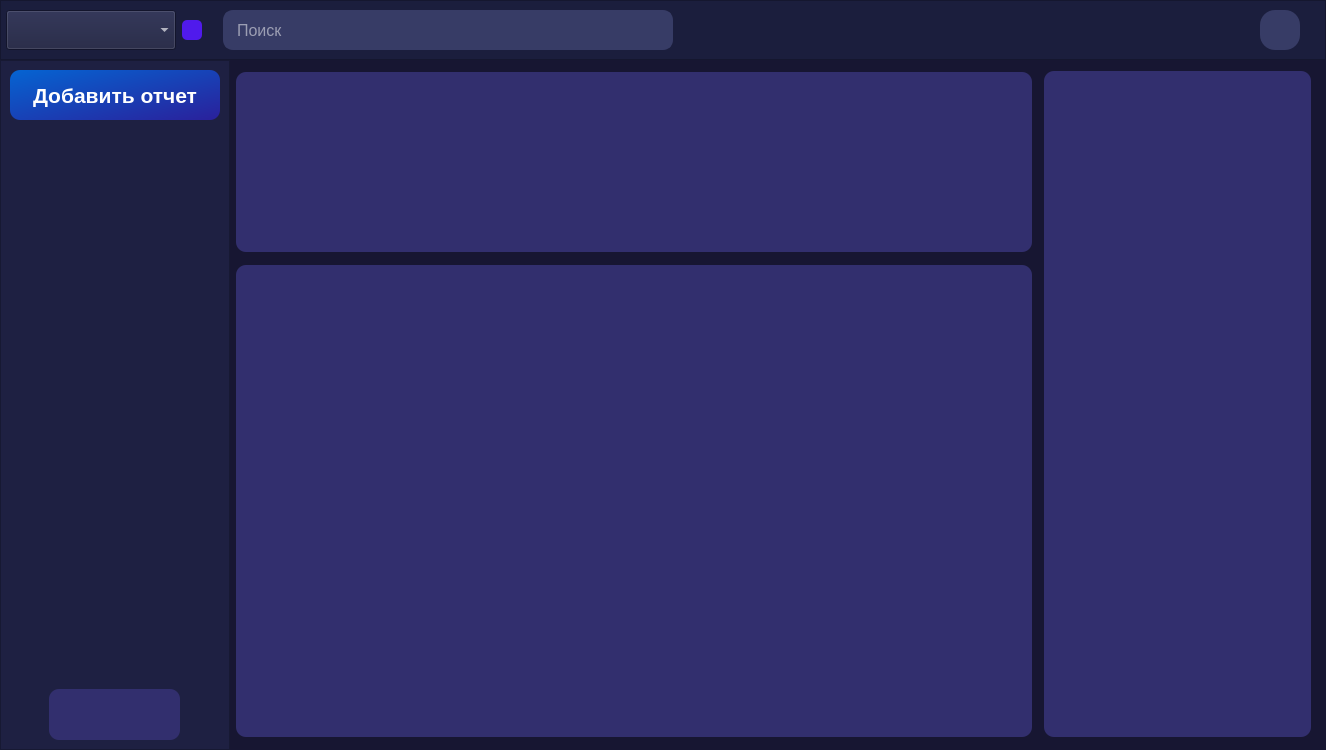
The window that interfaces/main_page.ui (ArtShibaev/Bugtracker) describes before a commit, drawn with Qt 5.
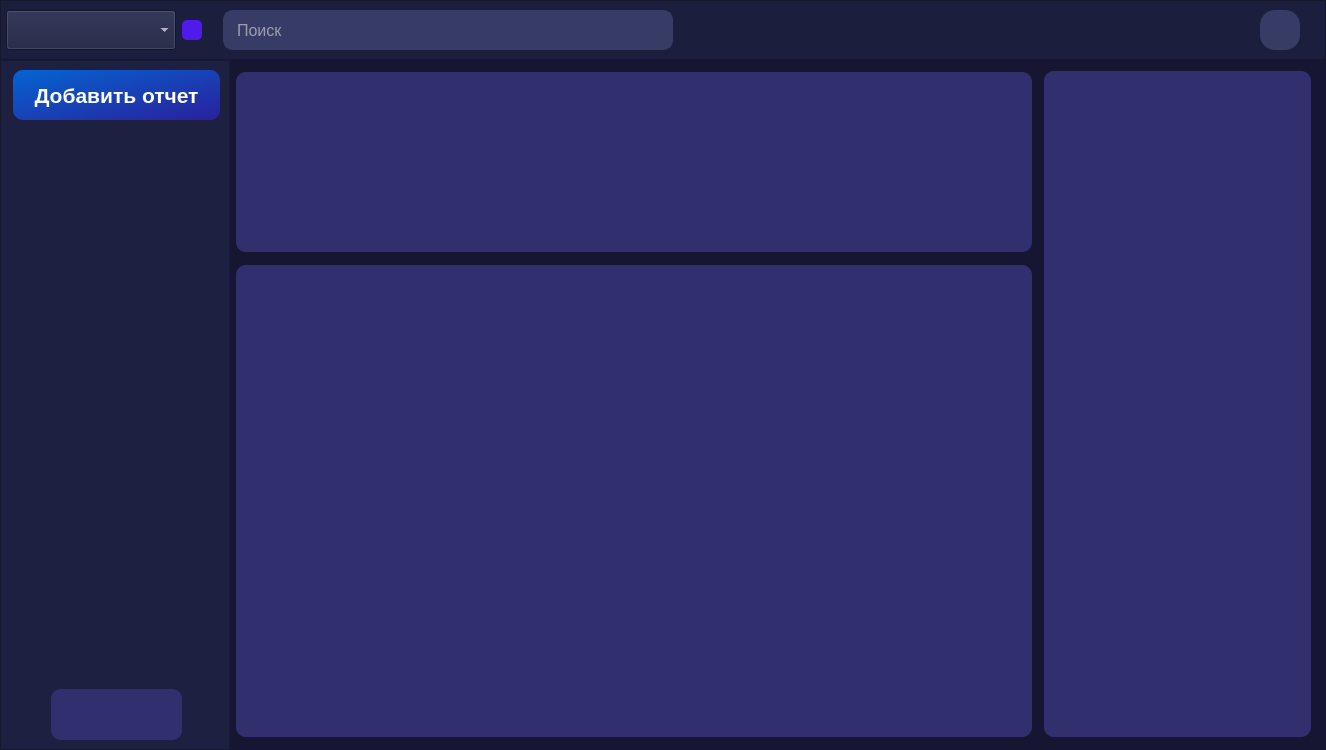
The same window after the commit.

Commit message: Исправил баги

Patch:
```diff
--- a/interfaces/main_page.ui
+++ b/interfaces/main_page.ui
@@ -80,6 +80,12 @@
        <enum>QFrame::Raised</enum>
       </property>
       <layout class="QGridLayout" name="gridLayout_3">
+       <property name="leftMargin">
+        <number>12</number>
+       </property>
+       <property name="spacing">
+        <number>-1</number>
+       </property>
        <item row="0" column="0">
         <layout class="QVBoxLayout" name="verticalLayout_3">
          <item>
@@ -114,19 +120,6 @@
              </property>
             </widget>
            </item>
-           <item>
-            <spacer name="verticalSpacer_4">
-             <property name="orientation">
-              <enum>Qt::Vertical</enum>
-             </property>
-             <property name="sizeHint" stdset="0">
-              <size>
-               <width>20</width>
-               <height>40</height>
-              </size>
-             </property>
-            </spacer>
-           </item>
            <item>
             <widget class="QScrollArea" name="scrollArea">
              <property name="minimumSize">
@@ -156,6 +149,17 @@
                 <height>580</height>
                </rect>
               </property>
+              <widget class="QWidget" name="gridLayoutWidget">
+               <property name="geometry">
+                <rect>
+                 <x>-1</x>
+                 <y>9</y>
+                 <width>201</width>
+                 <height>571</height>
+                </rect>
+               </property>
+               <layout class="QGridLayout" name="bugs_list"/>
+              </widget>
              </widget>
             </widget>
            </item>
```
The commit also changes 1 other file.
